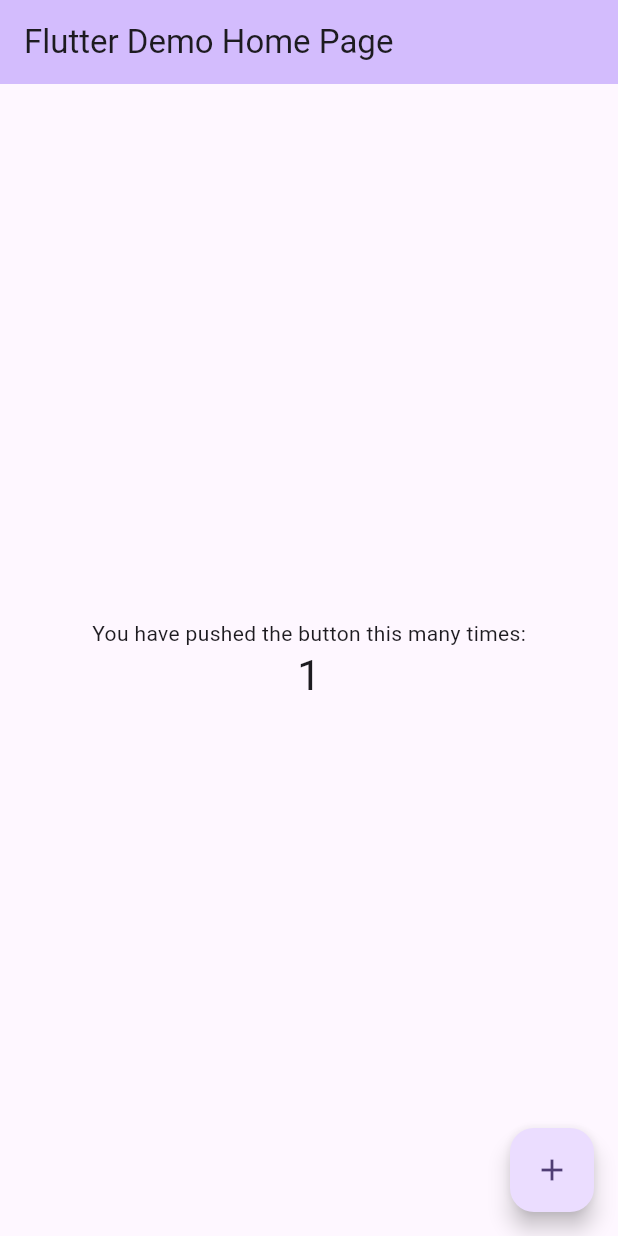
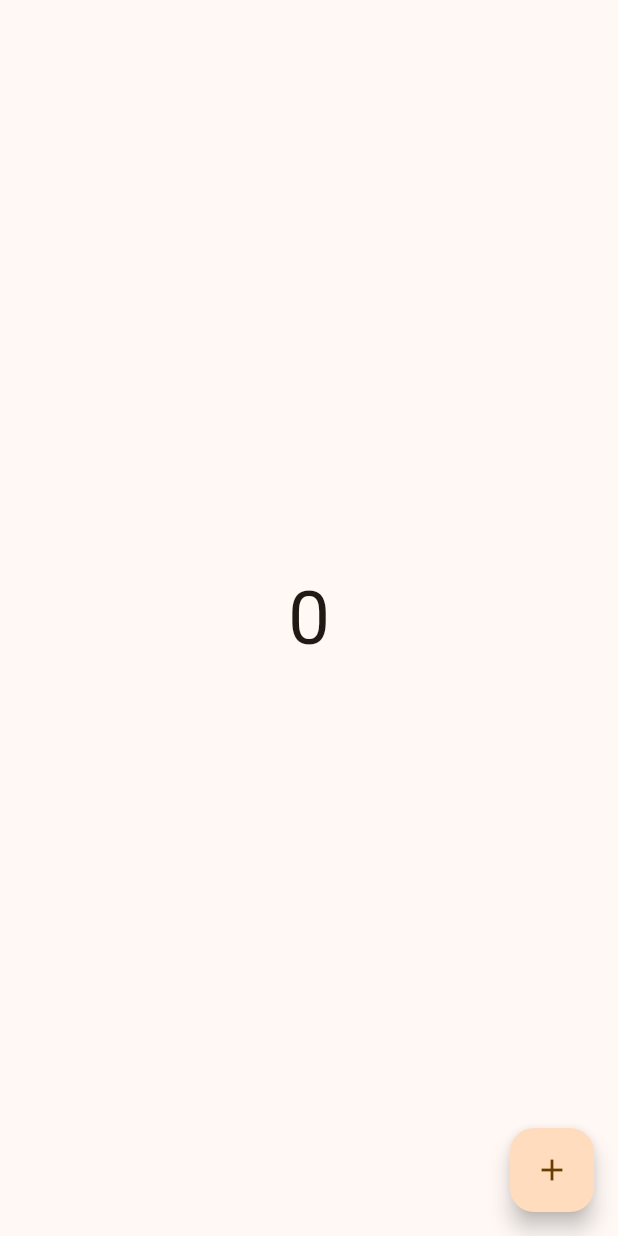
Before and after one commit to AroojAslam/counter_app_using_provider, a Flutter app: the screen it shows after launch, after a tap on the "add" icon, on a phone screen of 412 x 824 dp. Run offline on Flutter 3.47's test engine with Material 2 defaults, Android fonts, the phone set to English and light mode, and no system bars.

Commit message:
add counter

```diff
--- /dev/null
+++ b/lib/counter_provider.dart
@@ -0,0 +1,12 @@
+import 'package:flutter/cupertino.dart';
+
+class CountProvider with ChangeNotifier{
+
+  int _count =0;
+  int get count => _count;
+void setCount(){
+  _count++;
+  notifyListeners();
+ }
+
+}
--- /dev/null
+++ b/lib/home_screen.dart
@@ -0,0 +1,29 @@
+import 'package:counter_app_using_provider/counter_provider.dart';
+import 'package:flutter/material.dart';
+import 'package:provider/provider.dart';
+
+class HomeScreen extends StatelessWidget {
+  const HomeScreen({super.key});
+
+  @override
+  Widget build(BuildContext context) {
+    final countProvider = Provider.of<CountProvider>(context,listen: false);
+    return Scaffold(
+      body: Center(
+        child: Column(
+          mainAxisAlignment: MainAxisAlignment.center,
+          children: [
+
+            Text(countProvider.count.toString(),style: TextStyle(fontSize: 50),)
+          ],
+        ),
+      ),
+      floatingActionButton: FloatingActionButton(
+        onPressed: (){
+         countProvider.setCount();
+        },
+        child: Icon(Icons.add),
+      ),
+    );
+  }
+}
--- a/lib/main.dart
+++ b/lib/main.dart
@@ -1,4 +1,7 @@
+import 'package:counter_app_using_provider/counter_provider.dart';
+import 'package:counter_app_using_provider/home_screen.dart';
 import 'package:flutter/material.dart';
+import 'package:provider/provider.dart';
 
 void main() {
   runApp(const MyApp());
@@ -6,120 +9,20 @@ void main() {
 
 class MyApp extends StatelessWidget {
   const MyApp({super.key});
-
-  // This widget is the root of your application.
   @override
   Widget build(BuildContext context) {
-    return MaterialApp(
-      title: 'Flutter Demo',
-      theme: ThemeData(
-        // This is the theme of your application.
-        //
-        // TRY THIS: Try running your application with "flutter run". You'll see
-        // the application has a blue toolbar. Then, without quitting the app,
-        // try changing the seedColor in the colorScheme below to Colors.green
-        // and then invoke "hot reload" (save your changes or press the "hot
-        // reload" button in a Flutter-supported IDE, or press "r" if you used
-        // the command line to start the app).
-        //
-        // Notice that the counter didn't reset back to zero; the application
-        // state is not lost during the reload. To reset the state, use hot
-        // restart instead.
-        //
-        // This works for code too, not just values: Most code changes can be
-        // tested with just a hot reload.
-        colorScheme: ColorScheme.fromSeed(seedColor: Colors.deepPurple),
-        useMaterial3: true,
+    return MultiProvider(providers: [
+      ChangeNotifierProvider(create: (_)=> CountProvider() ),
+    ],
+      child: MaterialApp(
+        debugShowCheckedModeBanner: false,
+        title: 'Counter App',
+        theme: ThemeData(
+          colorScheme: ColorScheme.fromSeed(seedColor: Colors.orange),
+          useMaterial3: true,
+        ),
+        home: const HomeScreen(),
       ),
-      home: const MyHomePage(title: 'Flutter Demo Home Page'),
     );
   }
 }
-
-class MyHomePage extends StatefulWidget {
-  const MyHomePage({super.key, required this.title});
-
-  // This widget is the home page of your application. It is stateful, meaning
-  // that it has a State object (defined below) that contains fields that affect
-  // how it looks.
-
-  // This class is the configuration for the state. It holds the values (in this
-  // case the title) provided by the parent (in this case the App widget) and
-  // used by the build method of the State. Fields in a Widget subclass are
-  // always marked "final".
-
-  final String title;
-
-  @override
-  State<MyHomePage> createState() => _MyHomePageState();
-}
-
-class _MyHomePageState extends State<MyHomePage> {
-  int _counter = 0;
-
-  void _incrementCounter() {
-    setState(() {
-      // This call to setState tells the Flutter framework that something has
-      // changed in this State, which causes it to rerun the build method below
-      // so that the display can reflect the updated values. If we changed
-      // _counter without calling setState(), then the build method would not be
-      // called again, and so nothing would appear to happen.
-      _counter++;
-    });
-  }
-
-  @override
-  Widget build(BuildContext context) {
-    // This method is rerun every time setState is called, for instance as done
-    // by the _incrementCounter method above.
-    //
-    // The Flutter framework has been optimized to make rerunning build methods
-    // fast, so that you can just rebuild anything that needs updating rather
-    // than having to individually change instances of widgets.
-    return Scaffold(
-      appBar: AppBar(
-        // TRY THIS: Try changing the color here to a specific color (to
-        // Colors.amber, perhaps?) and trigger a hot reload to see the AppBar
-        // change color while the other colors stay the same.
-        backgroundColor: Theme.of(context).colorScheme.inversePrimary,
-        // Here we take the value from the MyHomePage object that was created by
-        // the App.build method, and use it to set our appbar title.
-        title: Text(widget.title),
-      ),
-      body: Center(
-        // Center is a layout widget. It takes a single child and positions it
-        // in the middle of the parent.
-        child: Column(
-          // Column is also a layout widget. It takes a list of children and
-          // arranges them vertically. By default, it sizes itself to fit its
-          // children horizontally, and tries to be as tall as its parent.
-          //
-          // Column has various properties to control how it sizes itself and
-          // how it positions its children. Here we use mainAxisAlignment to
-          // center the children vertically; the main axis here is the vertical
-          // axis because Columns are vertical (the cross axis would be
-          // horizontal).
-          //
-          // TRY THIS: Invoke "debug painting" (choose the "Toggle Debug Paint"
-          // action in the IDE, or press "p" in the console), to see the
-          // wireframe for each widget.
-          mainAxisAlignment: MainAxisAlignment.center,
-          children: <Widget>[
-            const Text(
-              'You have pushed the button this many times:',
-            ),
-            Text(
-              '$_counter',
-              style: Theme.of(context).textTheme.headlineMedium,
-            ),
-          ],
-        ),
-      ),
-      floatingActionButton: FloatingActionButton(
-        onPressed: _incrementCounter,
-        tooltip: 'Increment',
-        child: const Icon(Icons.add),
-      ), // This trailing comma makes auto-formatting nicer for build methods.
-    );
-  }
-}
--- a/pubspec.yaml
+++ b/pubspec.yaml
@@ -35,6 +35,7 @@ dependencies:
   # The following adds the Cupertino Icons font to your application.
   # Use with the CupertinoIcons class for iOS style icons.
   cupertino_icons: ^1.0.2
+  provider: ^6.0.5
 
 dev_dependencies:
   flutter_test:
```
Also changed, not shown: pubspec.lock.
